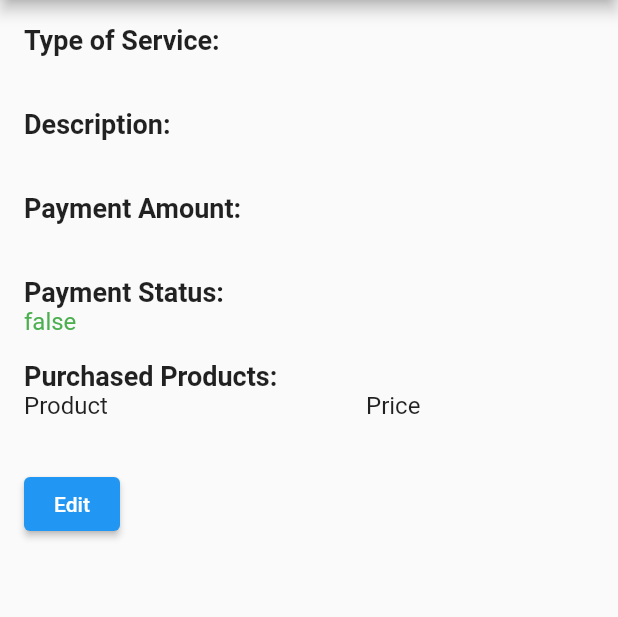
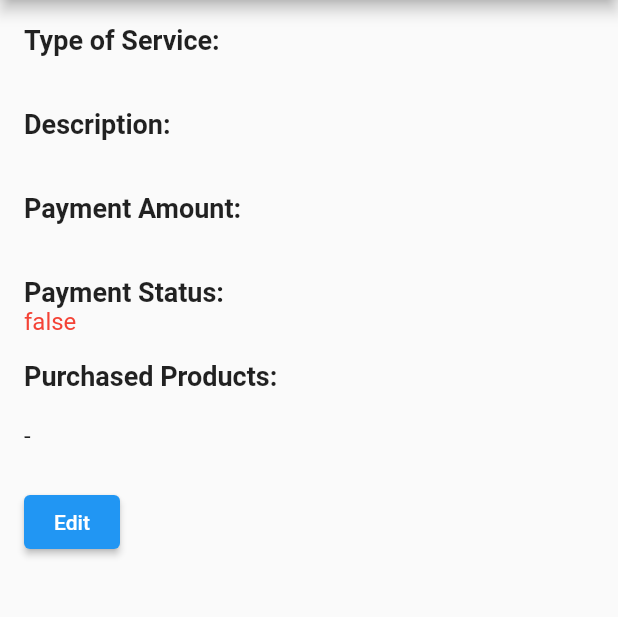
Before and after one commit to yosih48/clients-flutter, a Flutter app: the ClientServiceScreen screen opened directly with empty values, on a phone screen of 412 x 824 dp, the part 84-701 px from its top. Run offline on Flutter 3.47's test engine with Material 2 defaults, Android fonts, the phone set to English and light mode, and no system bars; our stand-ins replace cloud_firestore, firebase_auth, firebase_core, fluttertoast, pin_code_fields; accounts and stored records are empty; generated files the repository leaves out were written again.

Commit message:
paid color

```diff
--- a/lib/screens/callsInfo.dart
+++ b/lib/screens/callsInfo.dart
@@ -52,105 +52,53 @@ class ClientServiceScreen extends StatelessWidget {
             ),
             Text(
               '${call['paid']}',
-              style: TextStyle(fontSize: 16, color: Colors.green),
+              style: TextStyle(
+                fontSize: 16,
+                color: call['paid'] ? Colors.green : Colors.red,
+              ),
             ),
             SizedBox(height: 16),
-            //       Column(
-            //   children: products.map((product) {
-            //     final productName = product['name'];
-            //     final productPrice = product['price'];
-            //     final productDiscountedPrice = product['discountedPrice'];
 
-            //     return ListTile(
-            //       title: Text(productName),
-            //       subtitle: Text(
-            //         'Price: $productPrice, Discounted Price: $productDiscountedPrice',
-            //       ),
-            //     );
-            //   }).toList(),
-            //       ),
-            // Text(
-            //   'Purchased Products:',
-            //   style: TextStyle(fontSize: 18, fontWeight: FontWeight.bold),
-            // ),
-            // Row(
-            //   children: [
-            //     Expanded(
-            //       flex: 3,
-            //       child: Text(
-            //         'Product',
-            //         style: TextStyle(fontSize: 16),
-            //       ),
-            //     ),
-            //     Expanded(
-            //       flex: 2,
-            //       child: Text(
-            //         'Price',
-            //         style: TextStyle(fontSize: 16),
-            //       ),
-            //     ),
-            //   ],
-            // ),
-            // SizedBox(height: 8),
-            // Row(
-            //   children: [
-            //     Expanded(
-            //       flex: 3,
-            //       child: Text(
-            //         'Shower Head',
-            //         style: TextStyle(fontSize: 16),
-            //       ),
-            //     ),
-            //     Expanded(
-            //       flex: 2,
-            //       child: Text(
-            //         '\$20',
-            //         style: TextStyle(fontSize: 16),
-            //       ),
-            //     ),
-            //   ],
-            // ),
-            // Row(
-            //   children: [
-            //     Expanded(
-            //       flex: 3,
-            //       child: Text(
-            //         'Faucet',
-            //         style: TextStyle(fontSize: 16),
-            //       ),
-            //     ),
-            //     Expanded(
-            //       flex: 2,
-            //       child: Text(
-            //         '\$30',
-            //         style: TextStyle(fontSize: 16),
-            //       ),
-            //     ),
-            //   ],
-            // ),
             Text(
               'Purchased Products:',
+              // AppLocalizations.of(context)!.PaymentStatus,
               style: TextStyle(fontSize: 18, fontWeight: FontWeight.bold),
+            ),
+            SizedBox(
+              height: 12.0,
             ),
             Row(
               children: [
+                if (products.isNotEmpty)
                   Expanded(
                     flex: 3,
                     child: Text(
                       'Product',
-                    style: TextStyle(fontSize: 16),
+                      style:
+                          TextStyle(fontSize: 16, fontWeight: FontWeight.bold),
                     ),
                   ),
+                SizedBox(
+                  height: 8.0,
+                ),
+                if (products.isNotEmpty)
                   Expanded(
-                  flex: 2,
+                    flex: 5,
                     child: Text(
                       'Price',
-                    style: TextStyle(fontSize: 16),
+                      style:
+                          TextStyle(fontSize: 16, fontWeight: FontWeight.bold),
                     ),
                   ),
               ],
             ),
-            SizedBox(height: 8),
+            // SizedBox(height: 8),
+            if (products.isEmpty)
+              Text(
+                '-',
+                style: TextStyle(fontSize: 16),
+              ),
+            if (products.isNotEmpty)
               Column(
                 children: products.map((product) {
                   final productName = product['name'];
@@ -166,7 +114,7 @@ class ClientServiceScreen extends StatelessWidget {
                         ),
                       ),
                       Expanded(
-                      flex: 2,
+                        flex: 5,
                         child: Text(
                           '\$$productPrice',
                           style: TextStyle(fontSize: 16),
```
Also changed, not shown: lib/l10n/app_en.arb (+7 -1 lines), lib/l10n/app_he.arb (+6 -1 lines). Lines whose indentation alone changed are shown as unchanged.
